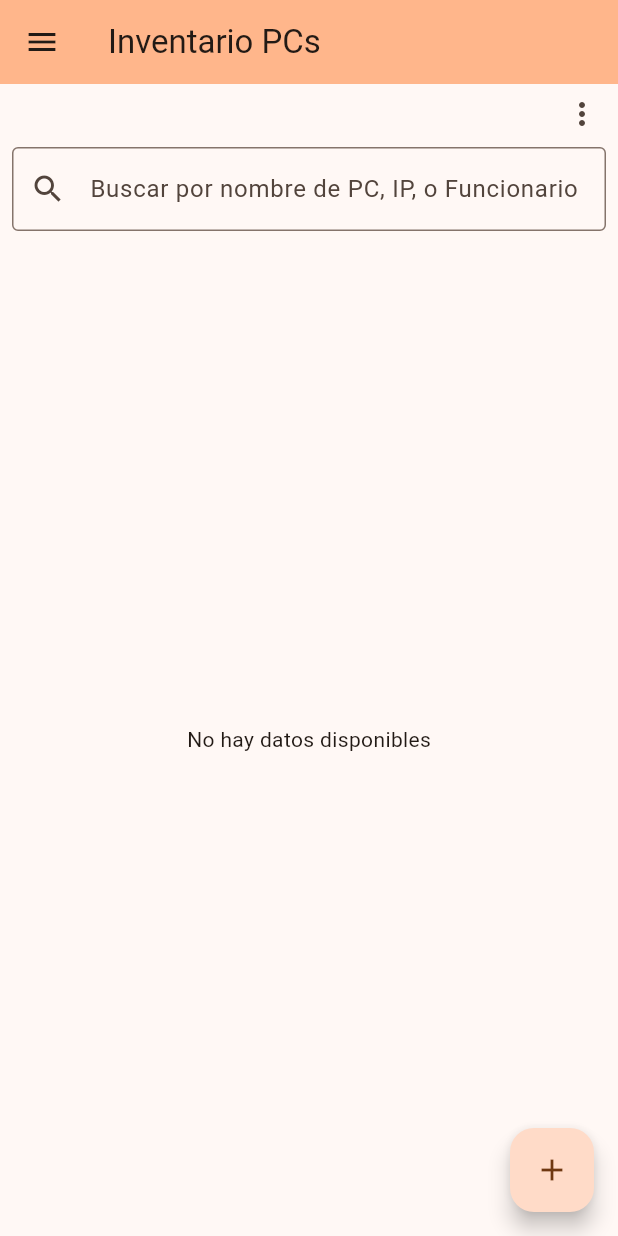
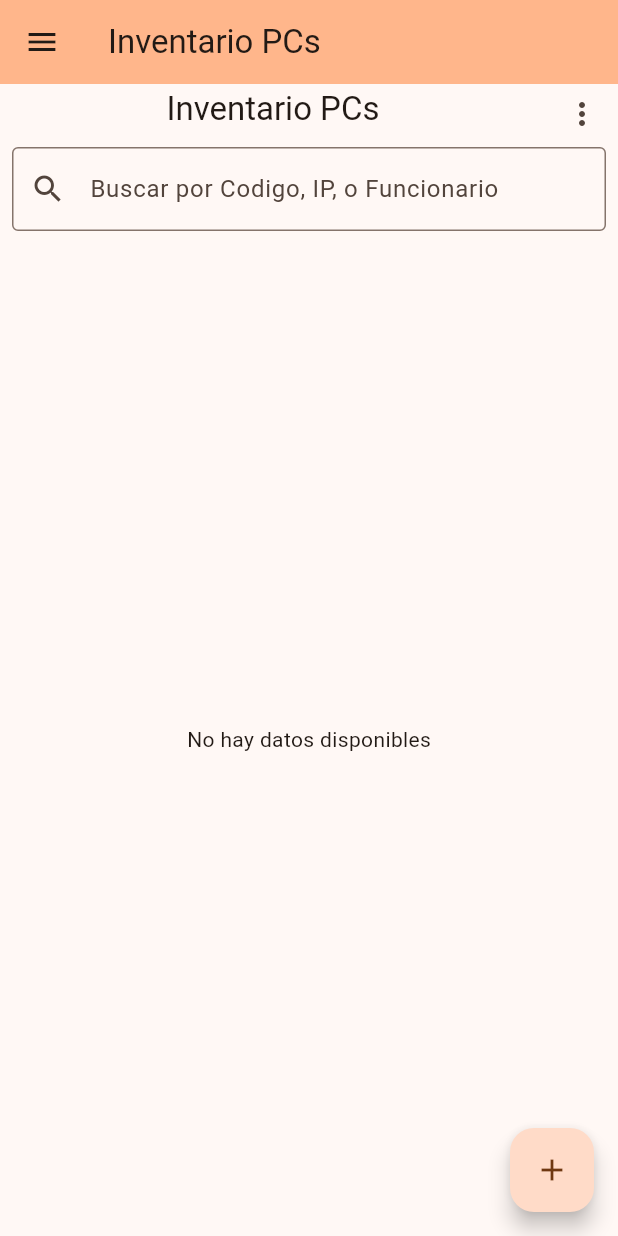
Before and after one commit to jdgaleas1/GAD, a Flutter app: the screen it shows after launch, on a phone screen of 412 x 824 dp. Run offline on Flutter 3.47's test engine with Material 3 defaults, Android fonts, the phone set to English and light mode, and no system bars; our stand-ins replace cloud_firestore, file_picker, firebase_core; missing offline and left inert: excel; accounts and stored records are empty.

Commit message:
Busqueda por Codigo

```diff
--- a/lib/View/home-inventario PCs.dart
+++ b/lib/View/home-inventario PCs.dart
@@ -51,7 +51,7 @@ class _PCsHomeState extends State<PCsHome> {
     setState(() {
       _futureInventarios!.then((inventarios) {
         _inventariosFiltrados = inventarios.where((pc) {
-          return pc.nombreDeLaPc!.toLowerCase().contains(query) ||
+          return pc.codigoActFijos!.toLowerCase().contains(query) ||
               pc.ip!.toLowerCase().contains(query) ||
               pc.nombreDelFuncionario!.toLowerCase().contains(query);
         }).toList();
@@ -76,7 +76,9 @@ class _PCsHomeState extends State<PCsHome> {
   Widget build(BuildContext context) {
     return Scaffold(
       appBar: AppBar(
-        title: const Center(),
+        title: const Center(
+          child: Text('Inventario PCs'),
+        ),
         actions: [
           PopupMenuButton<String>(
             onSelected: (String result) {
@@ -146,7 +148,7 @@ class _PCsHomeState extends State<PCsHome> {
             child: TextField(
               controller: _searchController,
               decoration: InputDecoration(
-                hintText: 'Buscar por nombre de PC, IP, o Funcionario',
+                hintText: 'Buscar por Codigo, IP, o Funcionario',
                 border: const OutlineInputBorder(),
                 prefixIcon: const Icon(Icons.search),
               ),
```
